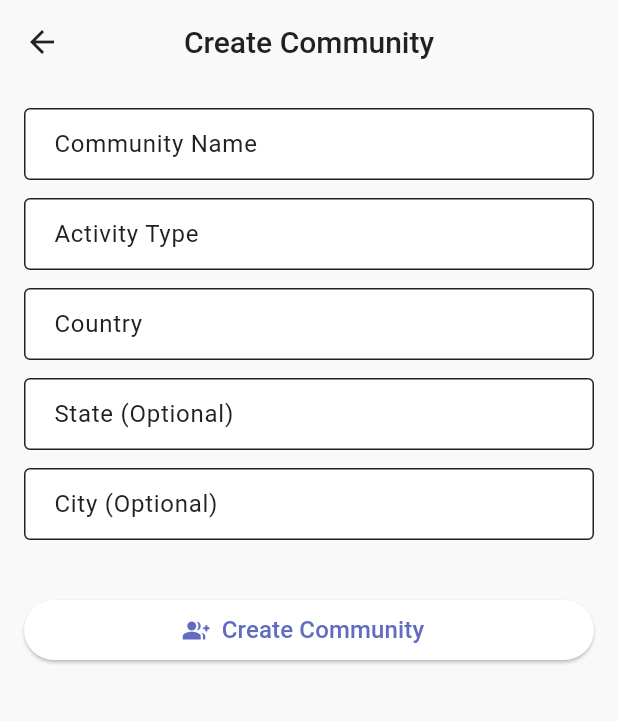
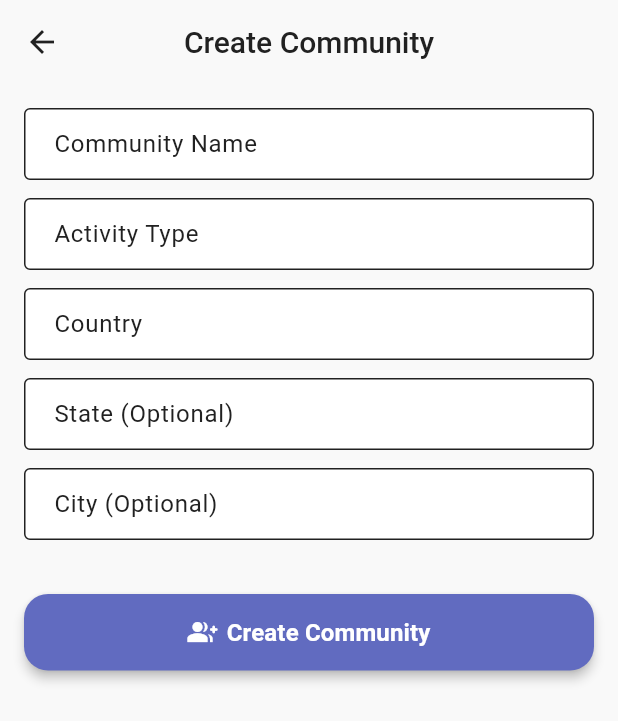
Before and after one commit to angzhenma/issho, a Flutter app: the CreateCommunityPage screen opened directly with empty values, on a phone screen of 412 x 824 dp. Shown: the top 721 px of the screen. Run offline on Flutter 3.47's test engine with Material 3 defaults, Android fonts, the phone set to English and light mode, and no system bars; our stand-ins replace cloud_firestore, firebase_auth, firebase_core, flutter_typeahead, fluttertoast, google_fonts and 3 more; accounts and stored records are empty; generated files the repository leaves out were written again.

Commit message:
fixed loopholes in community creation and account editing

```diff
--- a/lib/pages/community/chat.dart
+++ b/lib/pages/community/chat.dart
@@ -254,7 +254,8 @@ class _ChatPageState extends State<ChatPage> {
                 if (docs.isEmpty) {
                   return const Center(
                     child: Text(
-                      "It's quiet in here... Anyone got a good conversation starter?",
+                      "It's quiet in here...\nAnyone got a good conversation starter?",
+                      textAlign: TextAlign.center,
                     ),
                   );
                 }
@@ -286,7 +287,7 @@ class _ChatPageState extends State<ChatPage> {
                   child: TextField(
                     controller: _controller,
                     decoration: const InputDecoration(
-                      hintText: 'Type a message...',
+                      hintText: 'Message',
                     ),
                   ),
                 ),
--- a/lib/pages/community/create.dart
+++ b/lib/pages/community/create.dart
@@ -1,7 +1,8 @@
-// ignore_for_file: use_build_context_synchronously
+// ignore_for_file: use_build_context_synchronously, unused_field
 
 import 'package:cloud_firestore/cloud_firestore.dart';
 import 'package:flutter/material.dart';
+import 'package:issho/models/button.dart';
 
 class CreateCommunityPage extends StatefulWidget {
   final String userId;
@@ -19,7 +20,6 @@ class _CreateCommunityPageState extends State<CreateCommunityPage> {
   final _countryController = TextEditingController();
   final _stateController = TextEditingController();
   final _cityController = TextEditingController();
-
   bool _isLoading = false;
 
   @override
@@ -99,16 +99,10 @@ class _CreateCommunityPageState extends State<CreateCommunityPage> {
               _buildTextField(_stateController, 'State (Optional)'),
               _buildTextField(_cityController, 'City (Optional)'),
               const SizedBox(height: 24),
-              ElevatedButton.icon(
-                onPressed: _isLoading ? null : _createCommunity,
-                icon: _isLoading
-                    ? const SizedBox(
-                        width: 16,
-                        height: 16,
-                        child: CircularProgressIndicator(strokeWidth: 2),
-                      )
-                    : const Icon(Icons.group_add_rounded),
-                label: const Text('Create Community'),
+              AppButton(
+                onPressed: _createCommunity,
+                icon: Icons.group_add_rounded,
+                label: 'Create Community',
               ),
             ],
           ),
```
Also changed, not shown: lib/pages/settings/edit_account.dart (+28 -28 lines).
